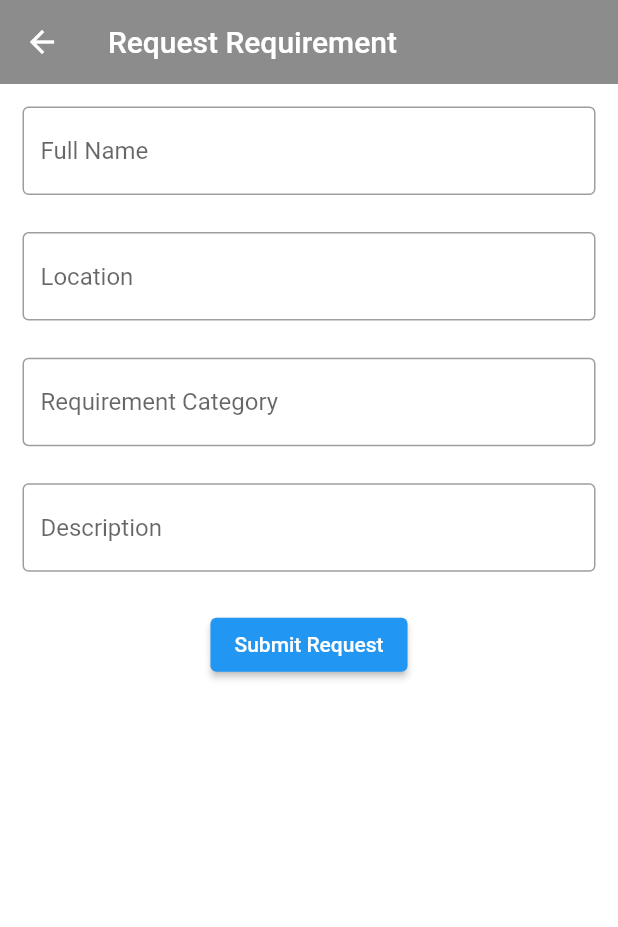
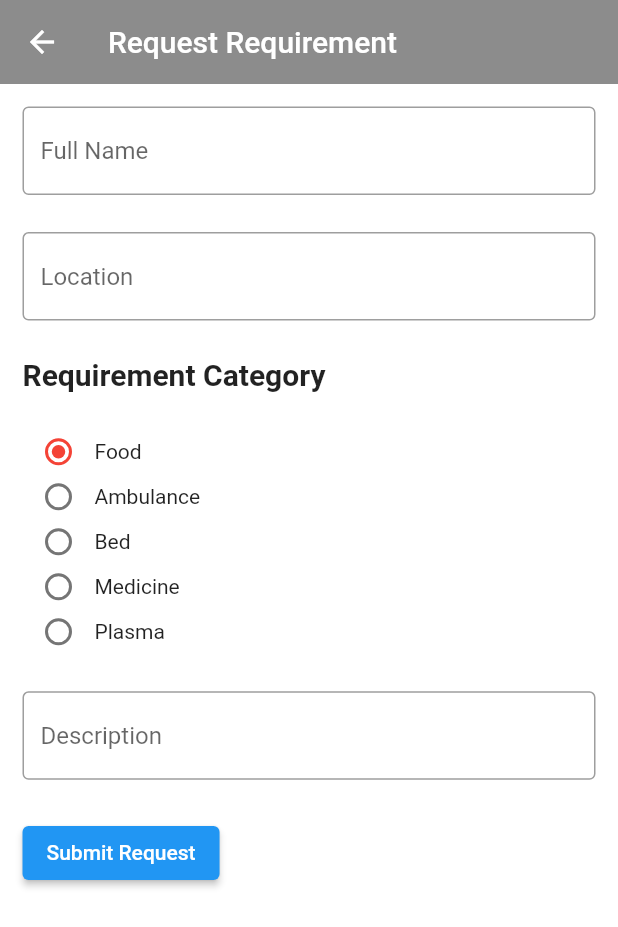
Before and after one commit to antojosu/Athijeevana, a Flutter app: the Home screen opened directly, after a tap on "Add New Request", on a phone screen of 412 x 824 dp. Shown: the top 927 px of the screen. Run offline on Flutter 3.47's test engine with Material 2 defaults, Android fonts, the phone set to English and light mode, and no system bars; drawn by our look-alikes of group_radio_button; our stand-ins replace cloud_firestore, dio, firebase_auth, firebase_core, fluttertoast, responsive_sizer; accounts and stored records are empty; network calls fail.

```diff
--- a/lib/login.dart
+++ b/lib/login.dart
@@ -1,8 +1,6 @@
 import 'package:athijeevana/screens/home.dart';
 import 'package:athijeevana/screens/phonenumber.dart';
 import 'package:athijeevana/services/firebase_auth.dart';
-import 'package:athijeevana/services/firebase_cloud.dart';
-import 'package:cloud_firestore/cloud_firestore.dart';
 import 'package:flutter/material.dart';
 
 class Login extends StatefulWidget {
--- a/lib/screens/requestRequirement.dart
+++ b/lib/screens/requestRequirement.dart
@@ -2,34 +2,41 @@ import 'package:athijeevana/screens/home.dart';
 import 'package:cloud_firestore/cloud_firestore.dart';
 import 'package:firebase_auth/firebase_auth.dart';
 import 'package:flutter/material.dart';
-
+import 'package:group_radio_button/group_radio_button.dart';
 import 'package:responsive_sizer/responsive_sizer.dart';
 import 'package:fluttertoast/fluttertoast.dart';
 
-class RequestRequirement extends StatelessWidget {
+class RequestRequirement extends StatefulWidget {
+  @override
+  _RequestRequirementState createState() => _RequestRequirementState();
+}
+
+class _RequestRequirementState extends State<RequestRequirement> {
   late String name, place, category, description;
+
   final FirebaseAuth auth = FirebaseAuth.instance;
+
   final myController = TextEditingController();
 
   final myController1 = TextEditingController();
+
   final myController2 = TextEditingController();
 
-  final myController3 = TextEditingController();
+  String _categoryValue = "Food";
+  List<String> _status = ["Food", "Ambulance", "Bed", "Medicine", "Plasma"];
   void submitData(BuildContext context) {
     name = myController.text;
     place = myController1.text;
-    category = myController2.text.toLowerCase();
-    description = myController3.text;
+    description = myController2.text;
     var uid = auth.currentUser!.uid;
     var phonenumber = auth.currentUser!.phoneNumber;
-    category = category.trim();
     DocumentReference<Map<String, dynamic>> request =
-        FirebaseFirestore.instance.collection('requirement').doc(category);
+        FirebaseFirestore.instance.collection(_categoryValue).doc(uid);
     var myJSONObj = {
       "uid": uid,
       "fullname": name,
       "place": place,
-      "category": category,
+      "category": _categoryValue,
       "description": description,
       "phone": phonenumber
     };
@@ -56,6 +63,7 @@ class RequestRequirement extends StatelessWidget {
         child: Container(
           padding: EdgeInsets.all(15),
           child: Column(
+            crossAxisAlignment: CrossAxisAlignment.start,
             children: [
               TextFormField(
                 controller: myController,
@@ -73,17 +81,29 @@ class RequestRequirement extends StatelessWidget {
               SizedBox(
                 height: 3.h,
               ),
-              TextFormField(
-                controller: myController2,
-                decoration: InputDecoration(
-                    border: OutlineInputBorder(),
-                    hintText: 'Requirement Category'),
+              Text(
+                "Requirement Category",
+                style: TextStyle(fontSize: 20, fontWeight: FontWeight.w600),
+              ),
+              SizedBox(
+                height: 3.h,
+              ),
+              RadioGroup<String>.builder(
+                groupValue: _categoryValue,
+                onChanged: (value) => setState(() {
+                  _categoryValue = value!;
+                }),
+                items: _status,
+                itemBuilder: (item) => RadioButtonBuilder(
+                  item,
+                ),
+                activeColor: Colors.red,
               ),
               SizedBox(
                 height: 3.h,
               ),
               TextFormField(
-                controller: myController3,
+                controller: myController2,
                 decoration: InputDecoration(
                     border: OutlineInputBorder(), hintText: 'Description'),
               ),
@@ -94,8 +114,7 @@ class RequestRequirement extends StatelessWidget {
                   onPressed: () {
                     if (myController.text.isNotEmpty &&
                         myController1.text.isNotEmpty &&
-                        myController2.text.isNotEmpty &&
-                        myController3.text.isNotEmpty) {
+                        myController2.text.isNotEmpty) {
                       submitData(context);
                     } else {
                       Fluttertoast.showToast(
--- a/lib/screens/requirement_home.dart
+++ b/lib/screens/requirement_home.dart
@@ -1,3 +1,4 @@
+import 'package:athijeevana/screens/RequirementCat.dart';
 import 'package:athijeevana/screens/requestRequirement.dart';
 import 'package:athijeevana/widgets/catCard.dart';
 import 'package:flutter/material.dart';
@@ -9,7 +10,8 @@ class requirementCovid extends StatefulWidget {
 }
 
 class _requirementCovidState extends State<requirementCovid> {
-  List categories = ["Oxygen", "Food", "Medicines", "Plasma", "Ambulance"];
+  List categories = ["Food", "Oxygen", "Medicine", "Plasma", "Ambulance"];
+
   List<Color> colors = [
     Colors.blue.shade100,
     Colors.purple.shade100,
@@ -68,29 +70,6 @@ class _requirementCovidState extends State<requirementCovid> {
               ),
             ),
             SizedBox(
-              height: 10.w,
-            ),
-            Text(
-              "Most Demanded Requirement",
-              style: TextStyle(
-                  color: Colors.blueGrey[900],
-                  fontSize: 17,
-                  fontWeight: FontWeight.w600),
-            ),
-            SizedBox(
-              height: 3.h,
-            ),
-            SizedBox(
-              height: 15.h,
-              child: ListView.builder(
-                  itemCount: categories.length,
-                  scrollDirection: Axis.horizontal,
-                  shrinkWrap: true,
-                  itemBuilder: (BuildContext context, int index) {
-                    return catCard(categories[index], colors[index]);
-                  }),
-            ),
-            SizedBox(
               height: 3.h,
             ),
             Row(
@@ -113,7 +92,63 @@ class _requirementCovidState extends State<requirementCovid> {
                           builder: (context) => RequestRequirement())),
                 )
               ],
-            )
+            ),
+            SizedBox(
+              height: 3.h,
+            ),
+            SizedBox(
+              height: 15.h,
+              child: ListView.builder(
+                  itemCount: categories.length,
+                  scrollDirection: Axis.horizontal,
+                  shrinkWrap: true,
+                  itemBuilder: (BuildContext context, int index) {
+                    return GestureDetector(
+                        onTap: () {
+                          Navigator.push(
+                              context,
+                              MaterialPageRoute(
+                                  builder: (context) =>
+                                      RequirementCat(cat: categories[index])));
+                        },
+                        child: catCard(categories[index], colors[index]));
+                  }),
+            ),
+            /*StreamBuilder<QuerySnapshot>(
+              stream: _usersStream,
+              builder: (BuildContext context,
+                  AsyncSnapshot<QuerySnapshot> snapshot) {
+                if (snapshot.hasError) {
+                  return Text('Something went wrong');
+                }
+
+                if (snapshot.connectionState == ConnectionState.waiting) {
+                  return Text("Loading");
+                }
+                if (snapshot.hasData) {
+                  return SizedBox(
+                    height: 100.h,
+                    child: new ListView(
+                      physics: NeverScrollableScrollPhysics(),
+                      children:
+                          snapshot.data!.docs.map((DocumentSnapshot document) {
+                        return SizedBox(
+                          height: 100,
+                          child: new ListTile(
+                            title: new Text(
+                                (document.data() as dynamic)['fullname']),
+                            subtitle: new Text(
+                                (document.data() as dynamic)['category']),
+                          ),
+                        );
+                      }).toList(),
+                    ),
+                  );
+                } else {
+                  return Text("No Data");
+                }
+              },
+            )*/
           ],
         ),
       ),
--- a/lib/services/firebase_cloud.dart
+++ /dev/null
@@ -1,5 +0,0 @@
-import 'package:cloud_firestore/cloud_firestore.dart';
-
-class firebaseCloud {
-  FirebaseFirestore firestore = FirebaseFirestore.instance;
-}
--- a/pubspec.yaml
+++ b/pubspec.yaml
@@ -35,6 +35,8 @@ dependencies:
   cloud_firestore: "^2.2.0"
   dio: ^4.0.0
   fluttertoast: ^8.0.7
+  group_radio_button: ^1.1.0
+  url_launcher: ^6.0.4
 
 dev_dependencies:
   flutter_test:
```
Also changed, not shown: lib/main.dart (+14 -1 lines), lib/screens/RequirementCat.dart (added, +77 -0 lines), lib/screens/verify.dart (+7 -9 lines), lib/widgets/requirementCard.dart (added, +49 -0 lines), pubspec.lock.
